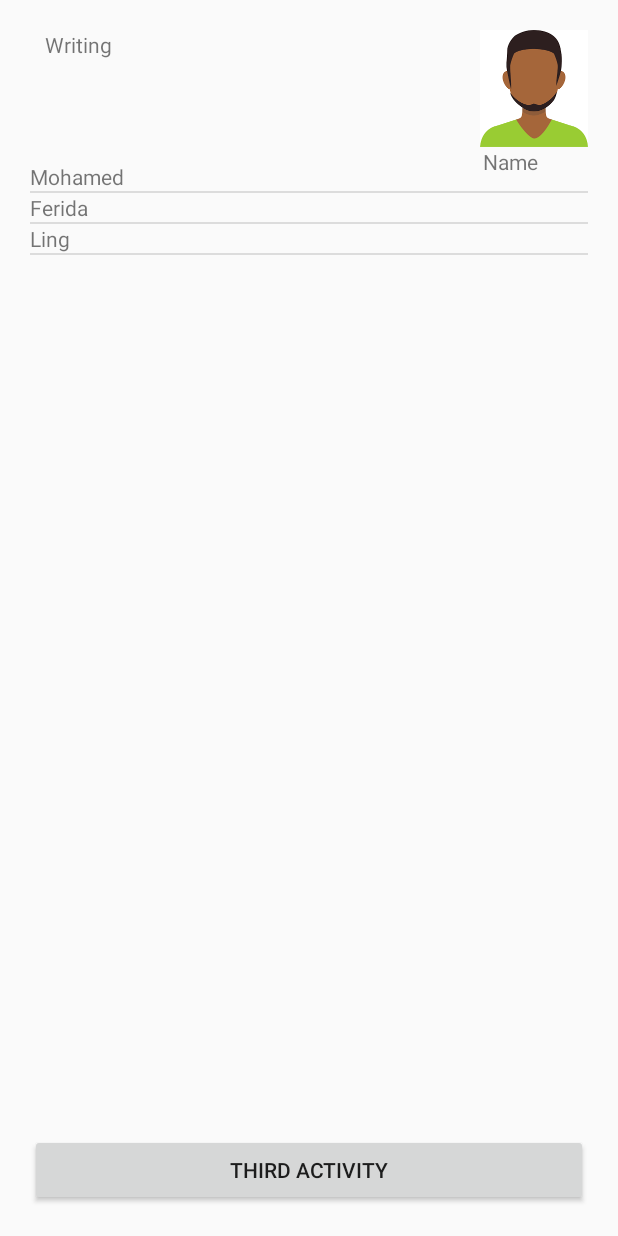
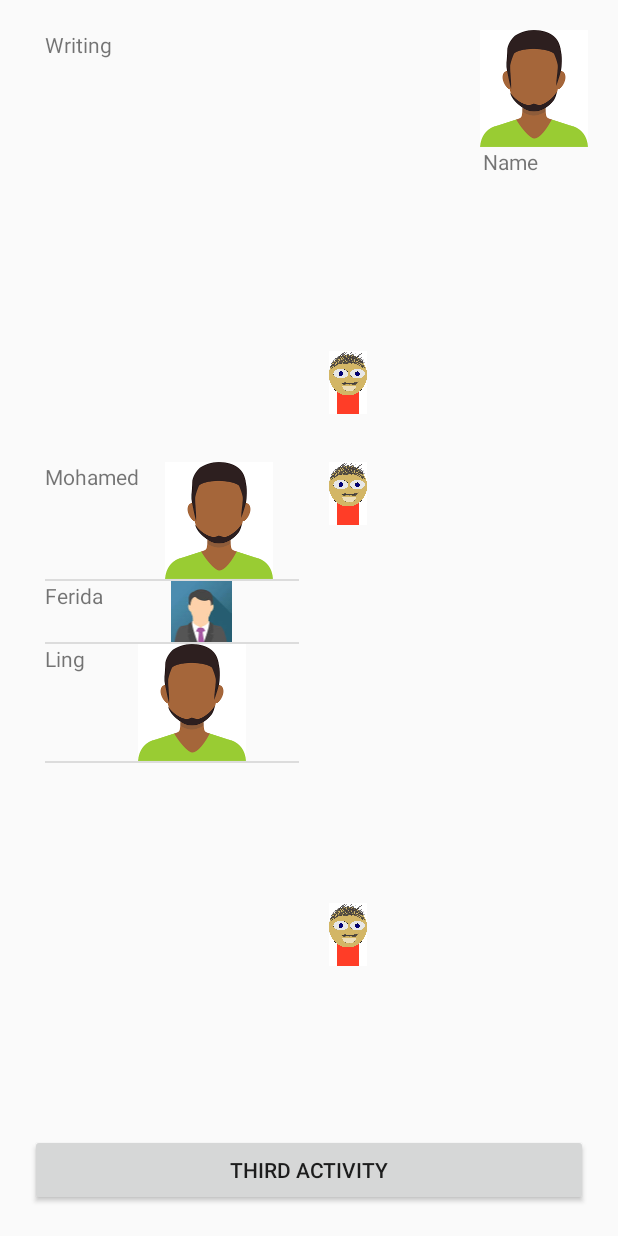
Before and after one commit to karibtidoucha/sawa, an Android app: the Activity2 screen opened directly, with no data from a screen before it, on a phone screen of 412 x 824 dp. Run offline under Robolectric (Android 15) with nearby library versions, the phone set to English and light mode, and no system bars.

Commit message:
Trying to add avatars in order

```diff
--- a/app/src/main/java/com/hackathon/sha3by/sha3by/Activity2.java
+++ b/app/src/main/java/com/hackathon/sha3by/sha3by/Activity2.java
@@ -16,6 +16,7 @@ import android.view.Window;
 import android.view.WindowManager;
 import android.widget.ArrayAdapter;
 import android.widget.Button;
+import android.widget.ImageView;
 import android.widget.ListView;
 import android.widget.TextView;
 
@@ -79,6 +80,14 @@ public class Activity2 extends AppCompatActivity {
 
             TextView koala = convertView.findViewById(R.id.username);
             koala.setText(user.name);
+            ImageView myAvatar=convertView.findViewById(R.id.userAvatar);
+                if(user.avatar==0){
+                    myAvatar.setImageResource(R.mipmap.avatar4);
+                }
+                if(user.avatar==1){
+                    myAvatar.setImageResource(R.mipmap.avatar3);
+                }
+
 
             return convertView;
         }
--- a/app/src/main/res/layout/activity2.xml
+++ b/app/src/main/res/layout/activity2.xml
@@ -11,14 +11,13 @@
     android:paddingTop="20dp"
     tools:context="com.hackathon.sha3by.sha3by.Activity2">
 
-    <ListView
-        android:id="@+id/listview1"
-        android:layout_width="match_parent"
-        android:layout_height="183dp"
-        android:layout_below="@+id/textView4"
-        android:layout_centerHorizontal="true">
-
-    </ListView>
+    <ImageView
+        android:id="@+id/imageView4"
+        android:layout_width="68dp"
+        android:layout_height="42dp"
+        android:layout_alignEnd="@+id/textView4"
+        android:layout_alignTop="@+id/listview1"
+        app:srcCompat="@mipmap/avatar2" />
 
     <Button
         android:id="@+id/third_activity"
@@ -54,5 +53,32 @@
         android:layout_marginStart="10dp"
         android:text="Writing" />
 
+    <ListView
+        android:id="@+id/listview1"
+        android:layout_width="169dp"
+        android:layout_height="207dp"
+        android:layout_alignStart="@+id/textView4"
+        android:layout_centerVertical="true">
+
+    </ListView>
+
+    <ImageView
+        android:id="@+id/imageView2"
+        android:layout_width="68dp"
+        android:layout_height="42dp"
+        android:layout_alignEnd="@+id/textView4"
+        android:layout_alignParentTop="true"
+        android:layout_marginTop="214dp"
+        app:srcCompat="@mipmap/avatar2" />
+
+    <ImageView
+        android:id="@+id/imageView5"
+        android:layout_width="68dp"
+        android:layout_height="42dp"
+        android:layout_alignEnd="@+id/textView4"
+        android:layout_alignParentBottom="true"
+        android:layout_marginBottom="160dp"
+        app:srcCompat="@mipmap/avatar2" />
+
 
 </RelativeLayout>
--- a/app/src/main/res/layout/user.xml
+++ b/app/src/main/res/layout/user.xml
@@ -1,6 +1,8 @@
 <?xml version="1.0" encoding="utf-8"?>
 <LinearLayout
-    xmlns:android="http://schemas.android.com/apk/res/android" android:layout_width="match_parent"
+    xmlns:android="http://schemas.android.com/apk/res/android"
+    xmlns:app="http://schemas.android.com/apk/res-auto"
+    android:layout_width="match_parent"
     android:layout_height="match_parent">
 
     <TextView
@@ -9,4 +11,11 @@
         android:layout_height="wrap_content"
         android:text="example" />
 
+    <ImageView
+        android:id="@+id/userAvatar"
+        android:layout_width="wrap_content"
+        android:layout_height="wrap_content"
+        android:layout_weight="1"
+        app:srcCompat="@mipmap/avatar4" />
+
 </LinearLayout>
```
